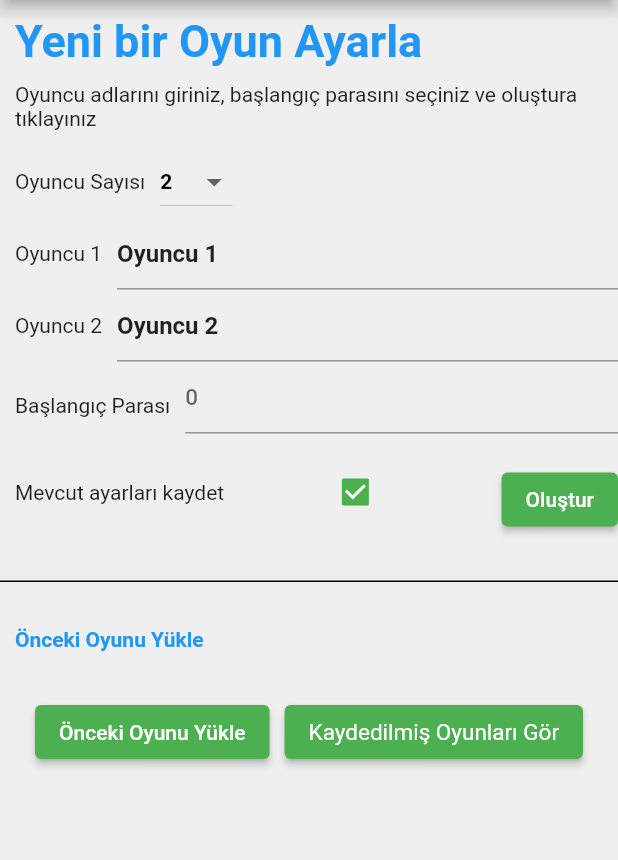
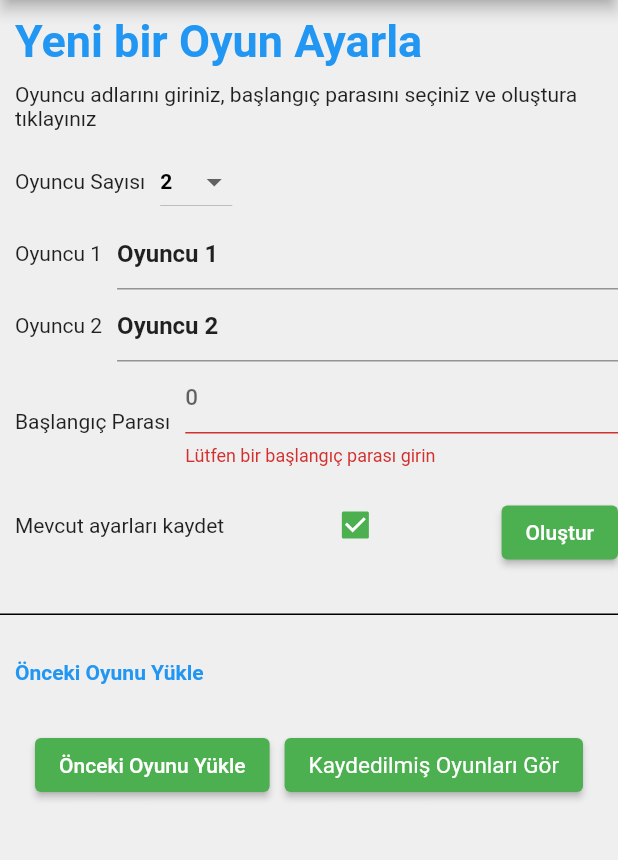
Before and after one commit to MrBuluc/Game-Atm, a Flutter app: the screen it shows after launch, after a tap on "Oluştur", on a phone screen of 412 x 824 dp, the part 84-944 px from its top. Run offline on Flutter 3.47's test engine with Material 2 defaults, Android fonts, the phone set to English and light mode, and no system bars; our stand-ins replace fluttertoast, just_audio, shared_preferences.

```diff
--- a/lib/ui/Home_Page/home_page.dart
+++ b/lib/ui/Home_Page/home_page.dart
@@ -67,9 +67,9 @@ class _HomePageState extends State<HomePage> {
         elevation: 4,
       ),
       backgroundColor: Color(0xFFEFEFEF),
-      body: SafeArea(
+      body: SingleChildScrollView(
+        child: SafeArea(
           child: Column(
-          mainAxisSize: MainAxisSize.max,
             mainAxisAlignment: MainAxisAlignment.start,
             crossAxisAlignment: CrossAxisAlignment.start,
             children: [
@@ -149,7 +149,8 @@ class _HomePageState extends State<HomePage> {
                                 decoration: InputDecoration(
                                     border: UnderlineInputBorder(
                                         borderSide: BorderSide(
-                                          color: Theme.of(context).primaryColor,
+                                            color:
+                                                Theme.of(context).primaryColor,
                                             width: 3),
                                         borderRadius: const BorderRadius.only(
                                             topLeft: Radius.circular(4.0),
@@ -175,7 +176,7 @@ class _HomePageState extends State<HomePage> {
                             child: Padding(
                           padding: EdgeInsets.fromLTRB(10, 0, 0, 0),
                           child: TextFormField(
-                          keyboardType: TextInputType.numberWithOptions(),
+                            keyboardType: TextInputType.number,
                             decoration: InputDecoration(
                               hintText: "0",
                               hintStyle: TextStyle(
@@ -190,6 +191,15 @@ class _HomePageState extends State<HomePage> {
                             ),
                             style: TextStyle(
                                 fontSize: 15, fontWeight: FontWeight.w500),
+                            validator: (String value) {
+                              if (value == null || value.length == 0) {
+                                return "Lütfen bir başlangıç parası girin";
+                              } else if (value.contains(",") ||
+                                  value.contains(".")) {
+                                return "Lütfen tam sayı giriniz";
+                              }
+                              return null;
+                            },
                             onSaved: (String value) =>
                                 baslangicParasi = int.parse(value),
                           ),
@@ -245,8 +255,8 @@ class _HomePageState extends State<HomePage> {
                 padding: EdgeInsets.fromLTRB(10, 30, 0, 0),
                 child: Text(
                   "Önceki Oyunu Yükle",
-                style:
-                    TextStyle(color: Colors.blue, fontWeight: FontWeight.w600),
+                  style: TextStyle(
+                      color: Colors.blue, fontWeight: FontWeight.w600),
                 ),
               ),
               Padding(
@@ -293,6 +303,7 @@ class _HomePageState extends State<HomePage> {
             ],
           ),
         ),
+      ),
     );
   }
 
@@ -305,6 +316,7 @@ class _HomePageState extends State<HomePage> {
   }
 
   Future<void> olustur() async {
+    if (formKey.currentState.validate()) {
       formKey.currentState.save();
       if (ayarlariKaydet) {
         final SharedPreferences prefs = await _prefs;
@@ -320,6 +332,7 @@ class _HomePageState extends State<HomePage> {
                 playerList: playerList,
                 baslangicParasi: baslangicParasi,
               )));
+    }
   }
 
   List<Player> preparePlayerList() {
--- a/pubspec.yaml
+++ b/pubspec.yaml
@@ -50,6 +50,7 @@ flutter:
   # To add assets to your application, add an assets section, like this:
   assets:
     - assets/
+    - assets/dice/
   #   - images/a_dot_burr.jpeg
   #   - images/a_dot_ham.jpeg
 
```
Also changed, not shown: lib/ui/Game_Page/game_page.dart (+47 -22 lines), lib/ui/Saves_Page/saves_page.dart (+7 -6 lines). Lines whose indentation alone changed are shown as unchanged.
